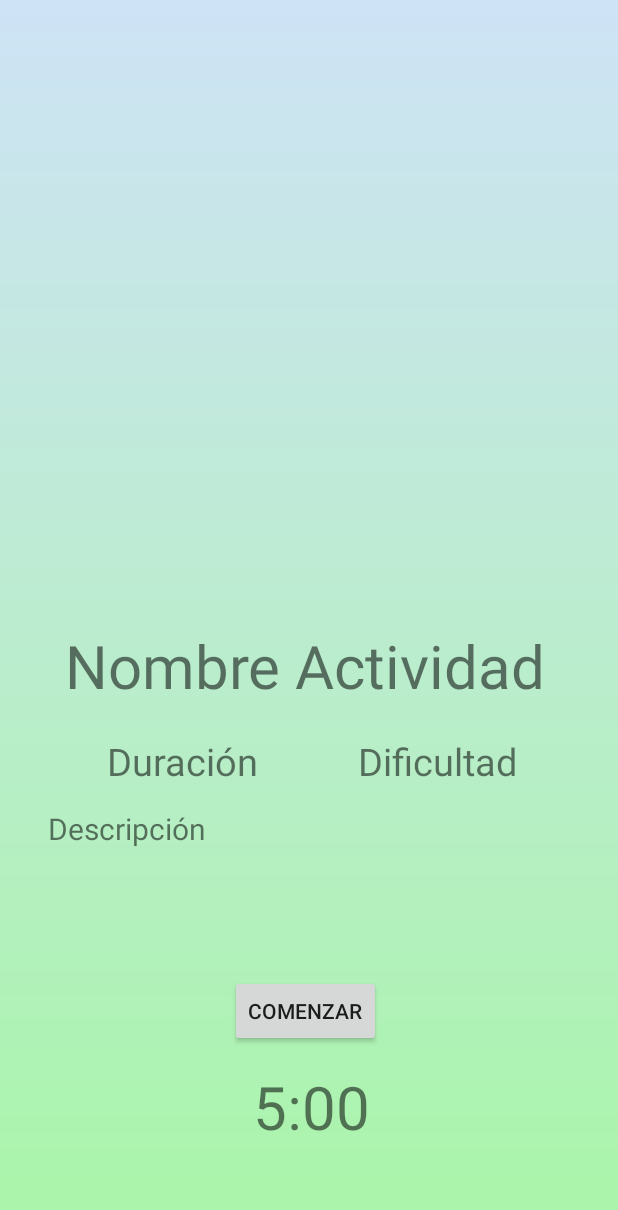
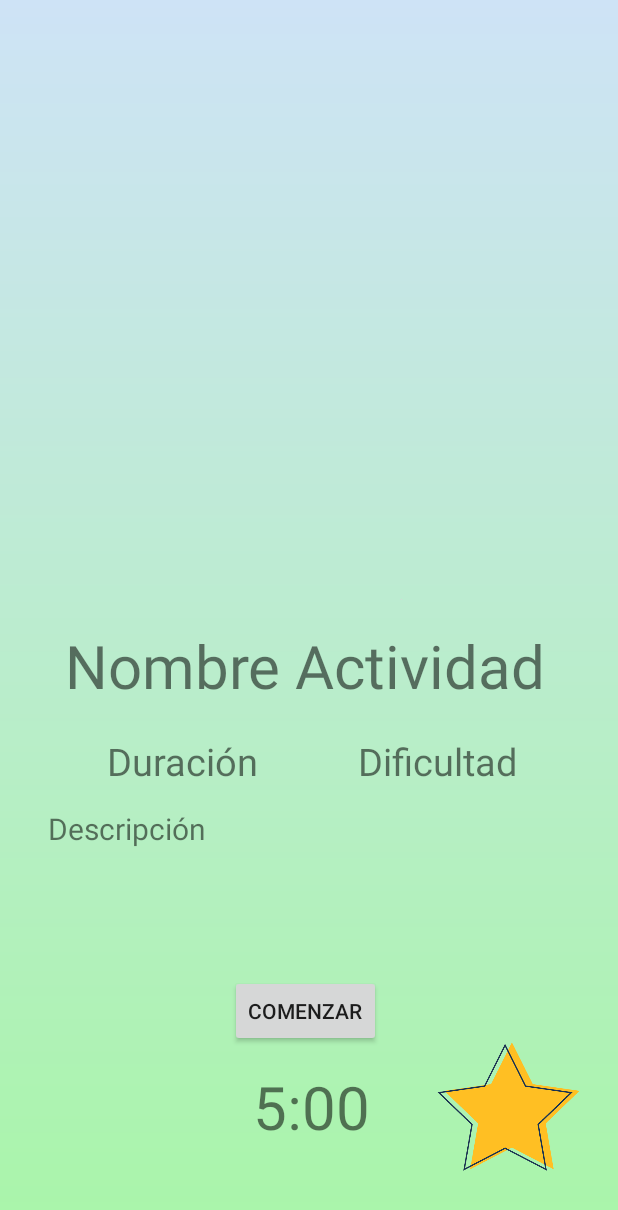
Before and after one commit to juanjogg/gestion, an Android app: the layout caracteristicas_actividad.xml on its own in the app's theme, with its tools: preview values and no code run, on a phone screen of 412 x 824 dp. Shown: the top 1210 px of the screen. Run offline under Robolectric (Android 15) with nearby library versions, the phone set to English and light mode, and no system bars.

Commit message:
Se agregó el botón de favoritos

```diff
--- a/app/src/main/res/layout/caracteristicas_actividad.xml
+++ b/app/src/main/res/layout/caracteristicas_actividad.xml
@@ -98,4 +98,16 @@
         android:text="5:00"
         android:textSize="40sp" />
 
+    <ImageButton
+        android:id="@+id/btn_favoritos"
+        android:layout_width="103dp"
+        android:layout_height="102dp"
+        android:layout_alignParentEnd="true"
+        android:layout_alignParentRight="true"
+        android:layout_alignParentBottom="true"
+        android:layout_marginEnd="21dp"
+        android:layout_marginRight="21dp"
+        android:layout_marginBottom="35dp"
+        android:background="@drawable/favoritos" />
+
 </RelativeLayout>
```
Also changed, not shown: app/src/main/res/drawable-hdpi/favoritos.png (added).
